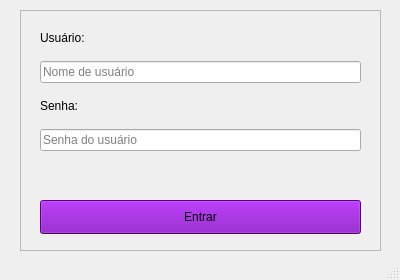
Qt form view/loginUi.ui (hansmboron/MehsysPy) before a commit.
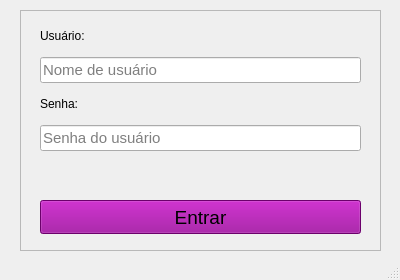
The same form after that commit.

```diff
--- a/view/loginUi.ui
+++ b/view/loginUi.ui
@@ -60,6 +60,11 @@
       </item>
       <item>
        <widget class="QLineEdit" name="txtUser">
+        <property name="font">
+         <font>
+          <pointsize>11</pointsize>
+         </font>
+        </property>
         <property name="toolTip">
          <string>Nome de usuário</string>
         </property>
@@ -89,6 +94,11 @@
       </item>
       <item>
        <widget class="QLineEdit" name="txtPass">
+        <property name="font">
+         <font>
+          <pointsize>11</pointsize>
+         </font>
+        </property>
         <property name="toolTip">
          <string>Senha do usuário</string>
         </property>
@@ -117,6 +127,11 @@
        <height>34</height>
       </rect>
      </property>
+     <property name="font">
+      <font>
+       <pointsize>14</pointsize>
+      </font>
+     </property>
      <property name="toolTip">
       <string>Entrar</string>
      </property>
@@ -124,7 +139,7 @@
       <string>Entrar</string>
      </property>
      <property name="styleSheet">
-      <string notr="true">background-color: rgb(120, 0, 180);</string>
+      <string notr="true">background-color: rgb(150, 0, 150);</string>
      </property>
      <property name="text">
       <string>Entrar</string>
```
